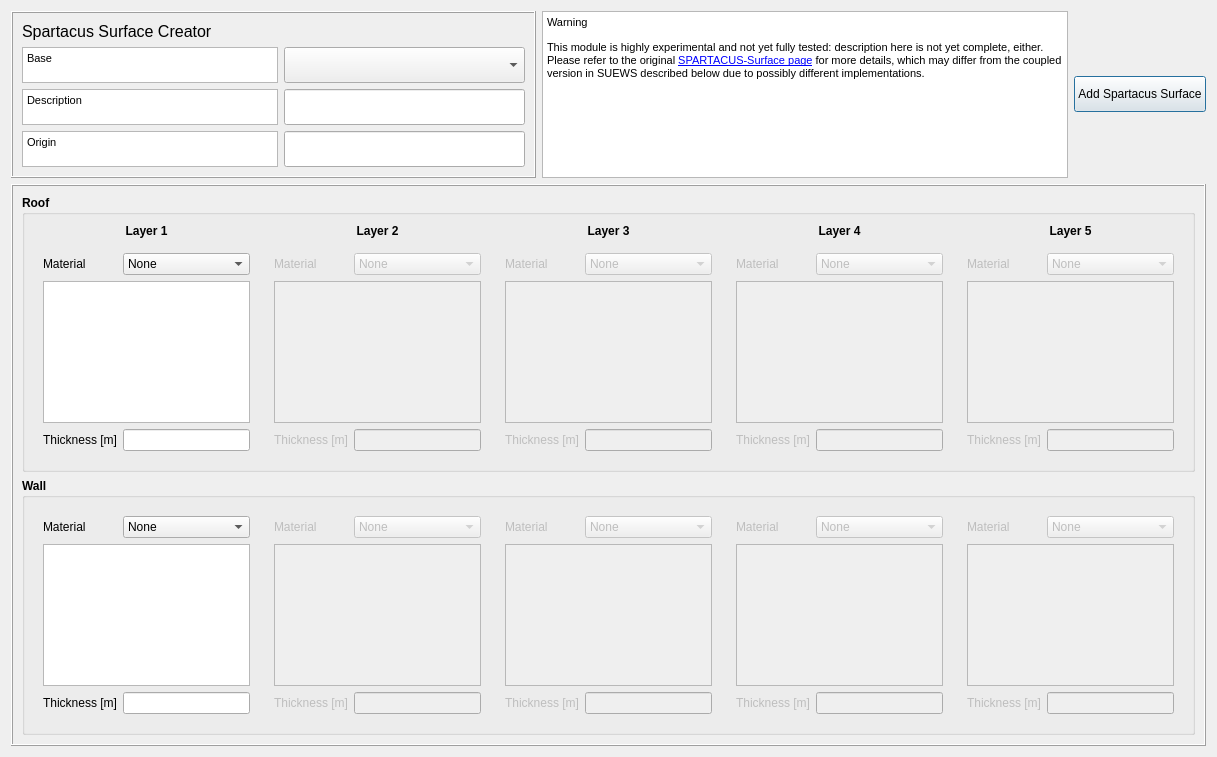
gusbacos/suews_database_manager, file tabs/urban_SS.ui: the form before one commit.
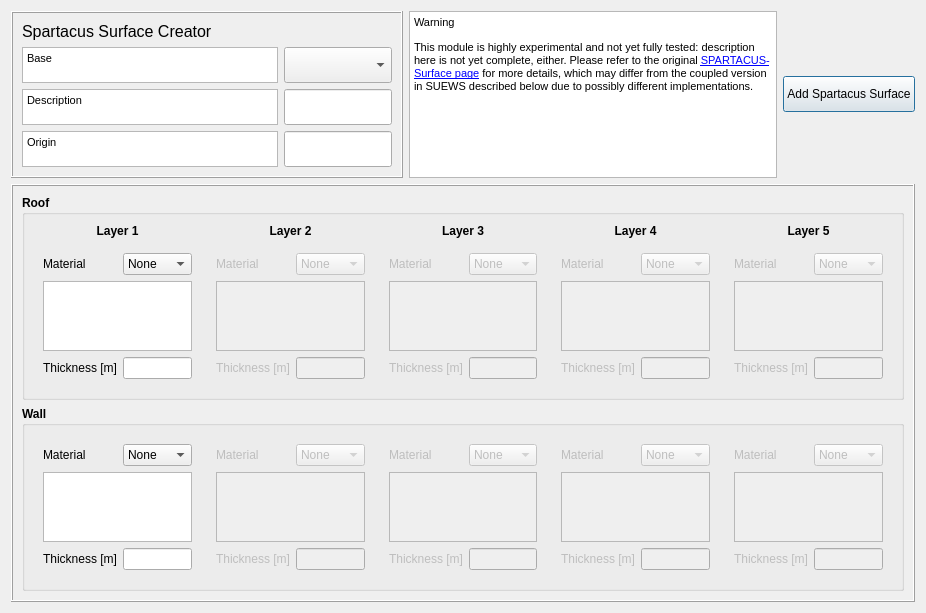
The form after the commit. Custom widgets are drawn as their Qt base class.

```diff
--- a/tabs/urban_SS.ui
+++ b/tabs/urban_SS.ui
@@ -6,8 +6,8 @@
    <rect>
     <x>0</x>
     <y>0</y>
-    <width>1217</width>
-    <height>757</height>
+    <width>926</width>
+    <height>605</height>
    </rect>
   </property>
   <property name="sizePolicy">
@@ -220,7 +220,7 @@
       <string>&lt;!DOCTYPE HTML PUBLIC &quot;-//W3C//DTD HTML 4.0//EN&quot; &quot;http://www.w3.org/TR/REC-html40/strict.dtd&quot;&gt;
 &lt;html&gt;&lt;head&gt;&lt;meta name=&quot;qrichtext&quot; content=&quot;1&quot; /&gt;&lt;style type=&quot;text/css&quot;&gt;
 p, li { white-space: pre-wrap; }
-&lt;/style&gt;&lt;/head&gt;&lt;body style=&quot; font-family:'MS Shell Dlg 2'; font-size:7.8pt; font-weight:400; font-style:normal;&quot;&gt;
+&lt;/style&gt;&lt;/head&gt;&lt;body style=&quot; font-family:'MS Shell Dlg 2'; font-size:9.75pt; font-weight:400; font-style:normal;&quot;&gt;
 &lt;p style=&quot; margin-top:12px; margin-bottom:12px; margin-left:0px; margin-right:0px; -qt-block-indent:0; text-indent:0px;&quot;&gt;&lt;span style=&quot; font-size:8pt;&quot;&gt;Warning&lt;/span&gt;&lt;/p&gt;
 &lt;p style=&quot; margin-top:12px; margin-bottom:12px; margin-left:0px; margin-right:0px; -qt-block-indent:0; text-indent:0px;&quot;&gt;&lt;span style=&quot; font-size:8pt;&quot;&gt;This module is highly experimental and not yet fully tested: description here is not yet complete, either. Please refer to the original &lt;/span&gt;&lt;a href=&quot;https://github.com/ecmwf/spartacus-surface&quot;&gt;&lt;span style=&quot; font-size:8pt; text-decoration: underline; color:#0000ff;&quot;&gt;SPARTACUS-Surface page&lt;/span&gt;&lt;/a&gt;&lt;span style=&quot; font-size:8pt;&quot;&gt; for more details, which may differ from the coupled version in SUEWS described below due to possibly different implementations.&lt;/span&gt;&lt;/p&gt;&lt;/body&gt;&lt;/html&gt;</string>
      </property>
```
Left out of the diff: 6 changed lines with no effect on the pictures.
